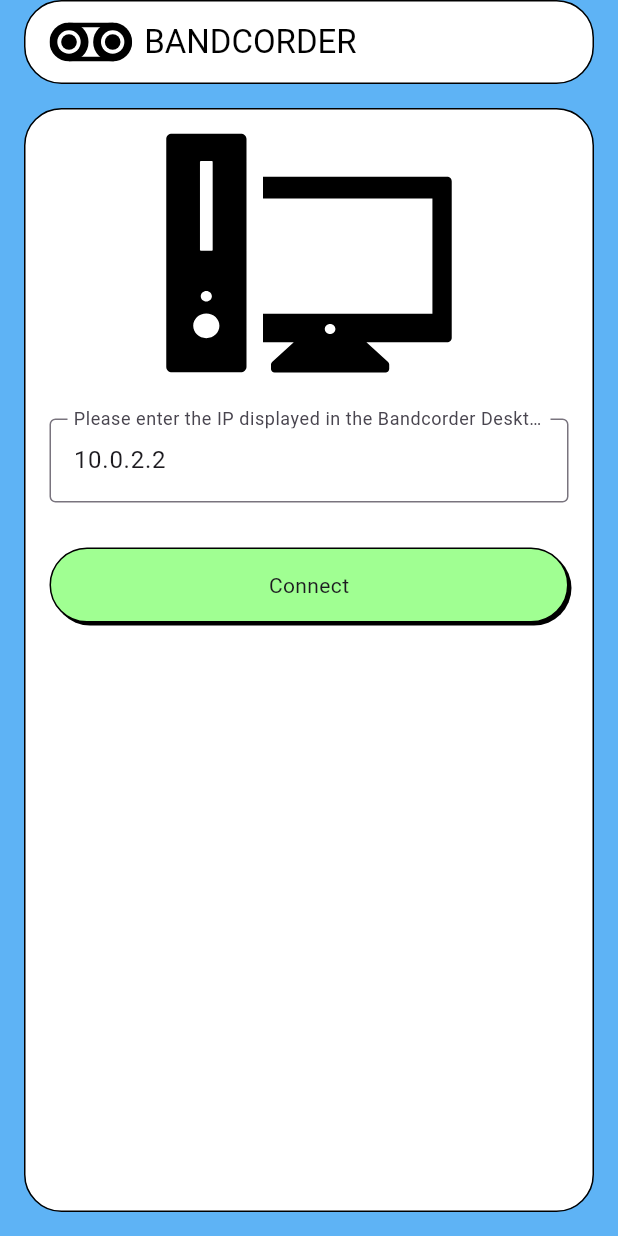
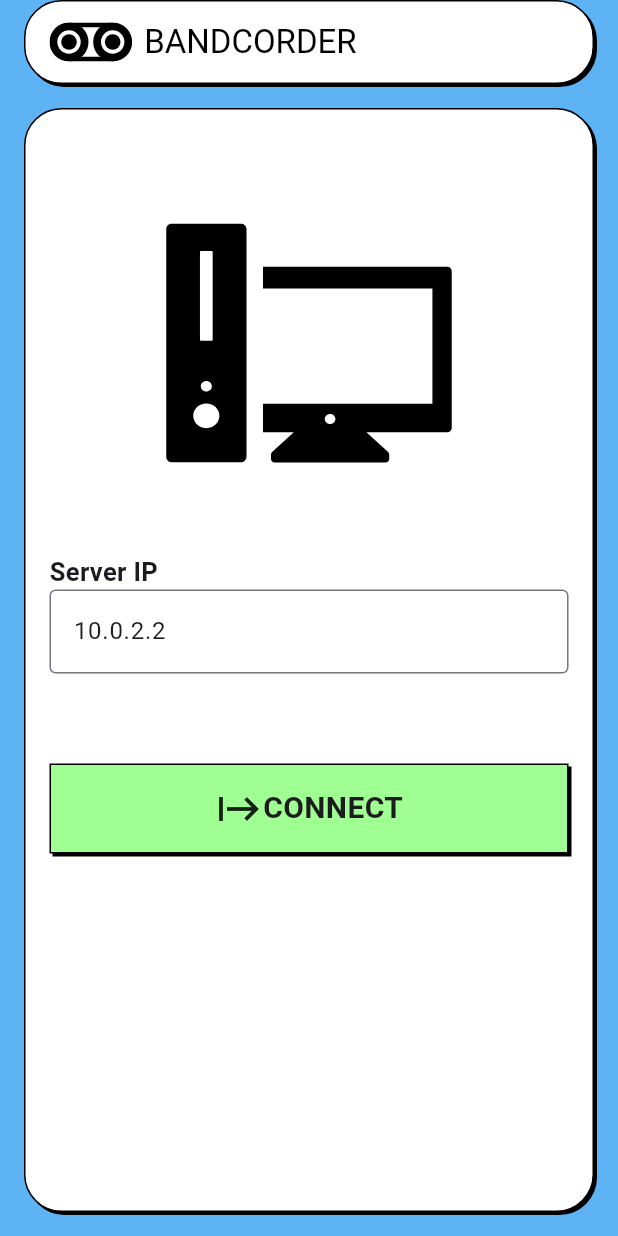
Before and after one commit to steffsommer/bandcorder, a Flutter app: the screen it shows after launch, on a phone screen of 412 x 824 dp. Run offline on Flutter 3.47's test engine with Material 3 defaults, Android fonts, the phone set to English and light mode, and no system bars; our stand-ins replace flutter_svg.

Commit message:
improved styling of connect page

```diff
--- a/app/lib/contants.dart
+++ b/app/lib/contants.dart
@@ -10,4 +10,14 @@
   static var border = Border.all(color: Colors.black, width: 1);
   static var borderRadius = BorderRadius.circular(25);
   static const padding = EdgeInsets.all(16.0);
+
+  static const textSizeNormal = 17.0;
+  static const textSizeBigger = 20.0;
+  static const boxShadow = [
+    BoxShadow(
+      color: Colors.black,
+      offset: Offset(2, 2),
+      blurRadius: 0,
+    ),
+  ];
 }
--- a/app/lib/pages/connect_page.dart
+++ b/app/lib/pages/connect_page.dart
@@ -29,24 +29,41 @@
         child: CustomCard(
           child: Column(
             children: [
+              const SizedBox(height: 60),
               SvgPicture.asset("assets/desktop_pc.svg",
                   semanticsLabel: "Bandcorder logo", height: 160),
-              const SizedBox(height: 30),
+              const SizedBox(height: 60),
+              const Align(
+                alignment: Alignment.centerLeft,
+                child: Text(
+                  "Server IP",
+                  style: TextStyle(
+                      fontSize: Constants.textSizeNormal,
+                      fontWeight: FontWeight.bold),
+                ),
+              ),
               CustomTextField(
                 defaultValue: _textFieldValue,
-                labelText:
-                    'Please enter the IP displayed in the Bandcorder Desktop application',
+                labelText: '',
                 onChanged: (value) {
                   setState(() {
                     _textFieldValue = value;
                   });
                 },
               ),
-              const SizedBox(height: 30),
+              const SizedBox(height: 60),
               CustomButton(
                 color: Constants.colorGreen,
                 children: const [
-                  Text("Connect"),
+                  Icon(
+                    Icons.start,
+                    size: 32.0,
+                    semanticLabel: 'Text to announce in accessibility modes',
+                  ),
+                  Text("CONNECT",
+                      style: TextStyle(
+                          fontSize: Constants.textSizeBigger,
+                          fontWeight: FontWeight.bold)),
                 ],
                 onPressed: () async {
                   await _socketService.connect(_textFieldValue);
--- a/app/lib/widgets/custom_app_bar.dart
+++ b/app/lib/widgets/custom_app_bar.dart
@@ -18,6 +18,7 @@
               color: Colors.white,
               borderRadius: Constants.borderRadius,
               border: Constants.border,
+              boxShadow: Constants.boxShadow,
             ),
             child: AppBar(
               shape: RoundedRectangleBorder(
--- a/app/lib/widgets/custom_button.dart
+++ b/app/lib/widgets/custom_button.dart
@@ -20,10 +20,9 @@
       onTap: onPressed,
       child: Container(
         width: double.infinity,
-        height: 50,
+        height: 60,
         decoration: BoxDecoration(
           border: Constants.border,
-          borderRadius: Constants.borderRadius,
           color: color,
           boxShadow: const [
             BoxShadow(
--- a/app/lib/widgets/custom_card.dart
+++ b/app/lib/widgets/custom_card.dart
@@ -15,6 +15,7 @@
         color: Constants.colorSurface2,
         border: Constants.border,
         borderRadius: Constants.borderRadius,
+        boxShadow: Constants.boxShadow,
       ),
       padding: Constants.padding,
       child: child,
```
